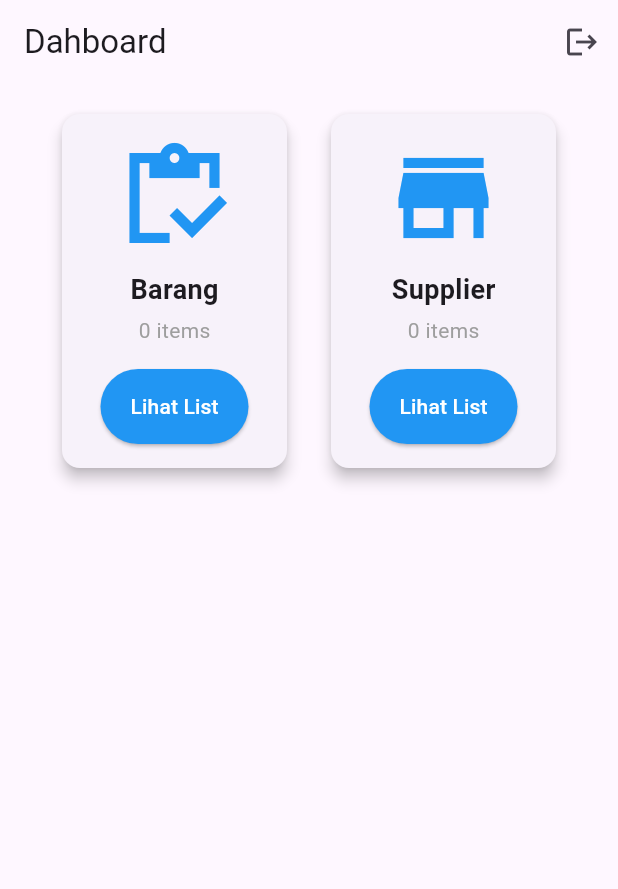
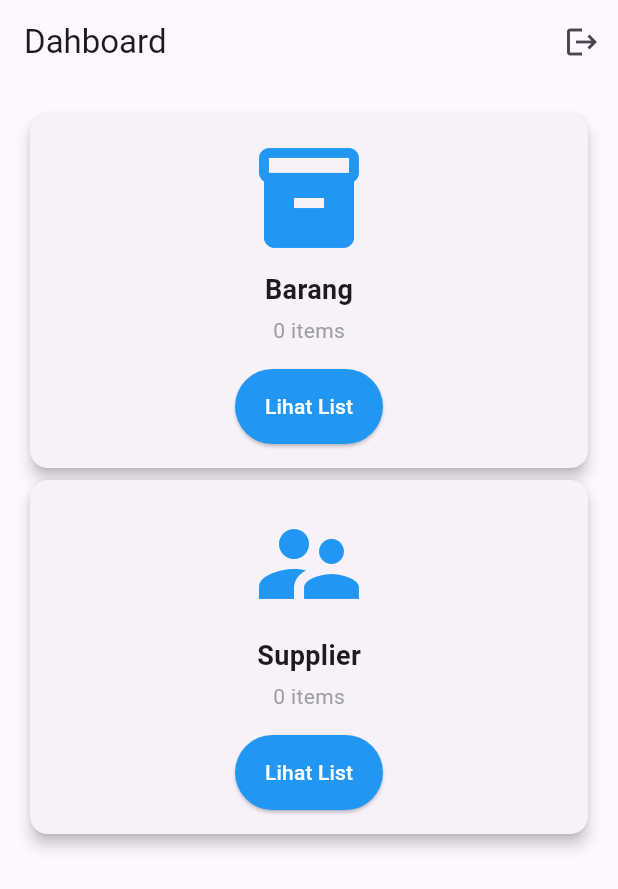
Before and after one commit to Nelvari/InventorySystem, a Flutter app: the screen it shows once a user with an empty profile is signed in, on a phone screen of 412 x 824 dp. Shown: the top 889 px of the screen. Run offline on Flutter 3.47's test engine with Material 3 defaults, Android fonts, the phone set to English and light mode, and no system bars; our stand-ins replace geolocator, image_picker, sqflite, supabase_flutter; accounts and stored records are empty.

Commit message:
update tampilan

```diff
--- a/lib/components/dashboard_card.dart
+++ b/lib/components/dashboard_card.dart
@@ -24,7 +24,7 @@ class DashboardCard extends StatelessWidget {
         borderRadius: BorderRadius.circular(12),
       ),
       child: Container(
-        width: 150,
+        width: double.infinity,
         padding: const EdgeInsets.all(16.0),
         child: Column(
           crossAxisAlignment: CrossAxisAlignment.center,
--- a/lib/pages/barang/update_page.dart
+++ b/lib/pages/barang/update_page.dart
@@ -118,7 +118,7 @@ class _UpdatePageState extends State<UpdatePage> {
           'idSupplier': _selectedSupplierId,
         }).eq('id', widget.product.id);
       } else {
-        await Supabase.instance.client.from('products').update({
+        await Supabase.instance.client.from('product').update({
           'name': nama,
           'description': deskripsi,
           'kategories': kategori,
--- a/lib/pages/dashboard_page.dart
+++ b/lib/pages/dashboard_page.dart
@@ -57,7 +57,7 @@ class _DashboardPageState extends State<DashboardPage> {
         padding: const EdgeInsets.all(16.0),
           child: Column(
             children: [
-              Row(
+              Column(
                 mainAxisAlignment: MainAxisAlignment.spaceEvenly,
                 children: [
                   FutureBuilder<int>(
@@ -71,7 +71,7 @@ class _DashboardPageState extends State<DashboardPage> {
                       final totalProduct = snapshot.data ?? 0;
                       return DashboardCard(
                         title: 'Barang',
-                        icon: Icons.inventory_sharp,
+                        icon: Icons.inventory,
                         total: totalProduct,
                         onTap: () {
                           Navigator.pushNamed(context, '/barangList');
@@ -90,7 +90,7 @@ class _DashboardPageState extends State<DashboardPage> {
                       final totalSupplier = snapshot.data ?? 0;
                       return DashboardCard(
                         title: 'Supplier',
-                        icon: Icons.store,
+                        icon: Icons.supervisor_account,
                         total: totalSupplier,
                         onTap: () {
                           Navigator.pushNamed(context, '/supplierList');
```
